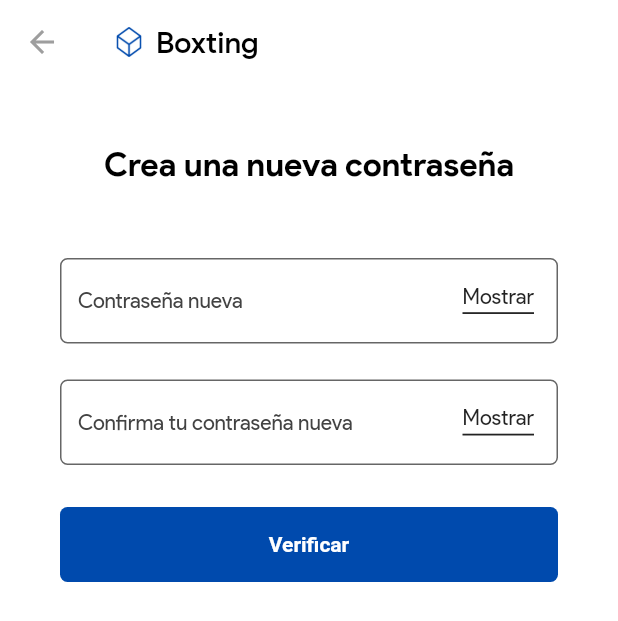
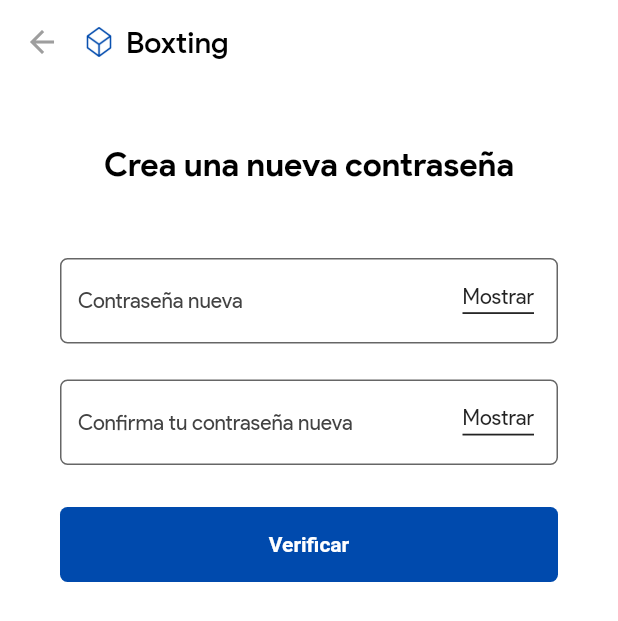
Before and after one commit to boxting/boxting, a Flutter app: the ForgotPasswordCreateScreen screen opened directly, on a phone screen of 412 x 824 dp. Shown: the top 621 px of the screen. Run offline on Flutter 3.47's test engine with Material 2 defaults, Android fonts, the phone set to English and light mode, and no system bars; our stand-ins replace connectivity, cool_alert, dio, equatable, firebase_core, firebase_remote_config and 14 more; missing offline and left inert: ff_navigation_bar; accounts and stored records are empty; generated files the repository leaves out were written again; network calls fail; statements that could not run were skipped.

Commit message:
fix android appbar

```diff
--- a/lib/widgets/boxting_appbar.dart
+++ b/lib/widgets/boxting_appbar.dart
@@ -11,18 +11,18 @@ class BoxtingAppBar extends AppBar {
     Widget trailing,
     Color backgroundColor = Colors.white,
     double elevation = 0,
+    bool isRoot = false,
   }) : super(
           key: key,
           leading: leading,
           backgroundColor: backgroundColor,
           elevation: elevation,
           title: Platform.isAndroid
-              ? Padding(
-                  padding: const EdgeInsets.only(left: 20),
-                  child: title ??
+              ? title ??
                   Row(
                     mainAxisSize: MainAxisSize.min,
                     children: [
+                      if (isRoot) const SizedBox(width: 48),
                       BoxtingIcon(width: 20, height: 20),
                       const SizedBox(width: 8),
                       Text(
@@ -32,7 +32,7 @@ class BoxtingAppBar extends AppBar {
                         ),
                       ),
                     ],
-                      ))
+                  )
               : title ?? BoxtingIcon(width: 40, height: 40),
           titleSpacing: 0,
           iconTheme: IconThemeData(color: Colors.grey),
```
Lines whose indentation alone changed are shown as unchanged.
